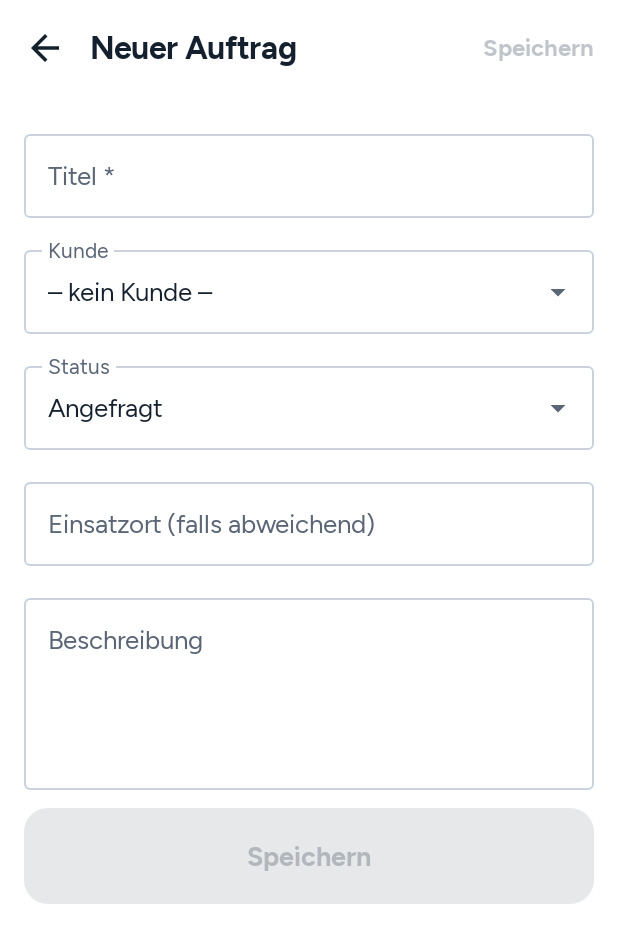
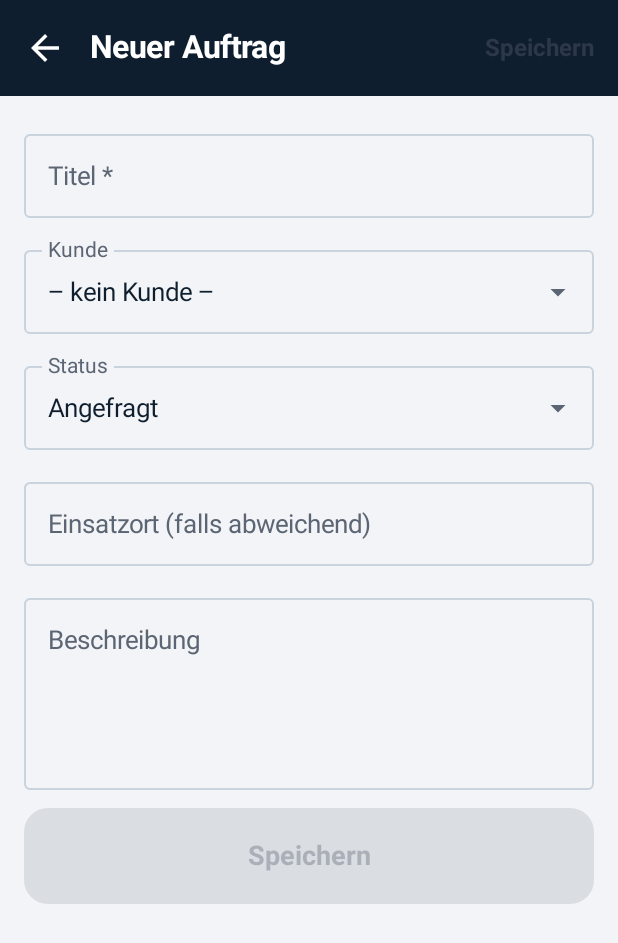
Before and after one commit to jdf1976/fluck_dienstleistung, an Android app built with Jetpack Compose: the screen it shows after launch (MainActivity), after a tap on "Neuer Auftrag", on a phone screen of 412 x 824 dp. Shown: the top 943 px of the screen. Run offline under Robolectric (Android 15) with nearby library versions, the phone set to English and light mode, and no system bars; our stand-ins replace Room's generated code.

Commit message:
Design an die flucknetz-WLAN-App angeglichen
- Farben: Dunkel/Petrol/Türkis/Hellgrau statt Navy/Signalgelb
  (Hauptaktionen türkis, Kopfbereiche dunkel, weiße Karten auf hellgrau)
- Dunkler Kopfbereich (KopfBand) auf allen Hauptseiten, „Heute“ mit Logo,
  dunkle Leiste auch hinter der Statusleiste
- Systemschrift wie in der WLAN-App (Schriftgrößen bleiben groß)
- App-Symbol in der flucknetz-Familie: Haus mit türkisem Blitz auf Petrol
- Status-Farben der Aufträge bleiben unterschiedlich (gut unterscheidbar)
- Daten, Datenbank und App-ID unverändert

Co-Authored-By: Claude Opus 5.5 <noreply@anthropic.com>
Claude-Session: https://claude.ai/code/session_01JB6ik7GxnzNsYmtFpgDJE7

```diff
--- a/app/src/main/java/de/jdf/dienstleistung/MainActivity.kt
+++ b/app/src/main/java/de/jdf/dienstleistung/MainActivity.kt
@@ -7,6 +7,14 @@ import android.os.Bundle
 import androidx.activity.ComponentActivity
 import androidx.activity.compose.rememberLauncherForActivityResult
 import androidx.activity.compose.setContent
+import androidx.compose.foundation.background
+import androidx.compose.foundation.layout.Box
+import androidx.compose.foundation.layout.WindowInsets
+import androidx.compose.foundation.layout.fillMaxSize
+import androidx.compose.foundation.layout.fillMaxWidth
+import androidx.compose.foundation.layout.statusBars
+import androidx.compose.foundation.layout.windowInsetsTopHeight
+import de.jdf.dienstleistung.ui.Dunkel
 import androidx.activity.enableEdgeToEdge
 import androidx.activity.result.contract.ActivityResultContracts
 import androidx.compose.foundation.layout.Column
@@ -79,11 +87,17 @@ class MainActivity : ComponentActivity() {
             val view = LocalView.current
             SideEffect {
                 WindowCompat.getInsetsController(window, view).apply {
-                    isAppearanceLightStatusBars = !dark
+                    isAppearanceLightStatusBars = false // Kopfbereich ist immer dunkel
                     isAppearanceLightNavigationBars = !dark
                 }
             }
-            AppTheme(dark) { AppNav() }
+            AppTheme(dark) {
+                Box(Modifier.fillMaxSize()) {
+                    AppNav()
+                    // Statusleiste dunkel hinterlegen – passt zum dunklen Kopfbereich (flucknetz-Design)
+                    Box(Modifier.fillMaxWidth().windowInsetsTopHeight(WindowInsets.statusBars).background(Dunkel))
+                }
+            }
         }
     }
 }
@@ -130,7 +144,7 @@ private fun AppNav() {
                     MiniTimerBar(timer, onOpen = { nav.switchTab(Tab.TODAY.route) }, onStop = timerActions.stop)
                 }
                 HorizontalDivider(color = MaterialTheme.colorScheme.outlineVariant)
-                NavigationBar(containerColor = MaterialTheme.colorScheme.background, tonalElevation = 0.dp) {
+                NavigationBar(containerColor = MaterialTheme.colorScheme.surfaceContainerLowest, tonalElevation = 0.dp) {
                     Tab.entries.forEach { tab ->
                         NavigationBarItem(
                             selected = route == tab.route,
--- a/app/src/main/java/de/jdf/dienstleistung/ui/Common.kt
+++ b/app/src/main/java/de/jdf/dienstleistung/ui/Common.kt
@@ -68,54 +68,49 @@ import java.time.ZoneId
 import java.time.format.DateTimeFormatter
 import java.util.Locale
 
-// ---- Farben (siehe Gestaltungsregeln) ----
+// ---- Farben: flucknetz-Design (wie die WLAN-Protokoll-App) ----
 
-val Navy = Color(0xFF1B3352)
-val SignalYellow = Color(0xFFF5B400)
+val Dunkel = Color(0xFF0F1E2E)
+val Petrol = Color(0xFF0E5A8A)
+val Tuerkis = Color(0xFF2EC4B6)
+val AufTuerkis = Color(0xFF06312D)
+val Hellgrau = Color(0xFFF2F4F7)
 
-/** Variante C hell: weiß, feine Linien, Farbe nur für Status und Hauptaktion. */
+/** Hell: hellgrauer Grund, weiße Karten, Petrol für Struktur, Türkis für die Hauptaktion. */
 private val LightColors = lightColorScheme(
-    primary = Navy, onPrimary = Color.White,
-    primaryContainer = Color(0xFFDCE6F2), onPrimaryContainer = Navy,
-    secondary = SignalYellow, onSecondary = Navy,
-    secondaryContainer = Color(0xFFFFE8B3), onSecondaryContainer = Navy,
-    tertiary = SignalYellow, onTertiary = Navy,
-    background = Color.White, onBackground = Color(0xFF14202E),
-    surface = Color.White, onSurface = Color(0xFF14202E),
-    surfaceVariant = Color(0xFFEEF1F5), onSurfaceVariant = Color(0xFF5A6676),
-    surfaceContainerLowest = Color.White, surfaceContainerLow = Color(0xFFF7F8FA),
-    surfaceContainer = Color(0xFFF3F5F8), surfaceContainerHigh = Color.White, surfaceContainerHighest = Color(0xFFEEF1F5),
-    outline = Color(0xFFC9D2DD), outlineVariant = Color(0xFFE6EAEF),
+    primary = Petrol, onPrimary = Color.White,
+    primaryContainer = Color(0xFFD6E6F2), onPrimaryContainer = Dunkel,
+    secondary = Tuerkis, onSecondary = AufTuerkis,
+    secondaryContainer = Color(0xFFC8F0EC), onSecondaryContainer = AufTuerkis,
+    tertiary = Tuerkis, onTertiary = AufTuerkis,
+    background = Hellgrau, onBackground = Dunkel,
+    surface = Hellgrau, onSurface = Dunkel,
+    surfaceVariant = Color(0xFFE4E8EE), onSurfaceVariant = Color(0xFF5B6573),
+    surfaceContainerLowest = Color.White, surfaceContainerLow = Color.White,
+    surfaceContainer = Color.White, surfaceContainerHigh = Color.White, surfaceContainerHighest = Color(0xFFE4E8EE),
+    outline = Color(0xFFC9D2DD), outlineVariant = Color(0xFFDDE2E8),
 )
 
-/** Variante C dunkel: Nachtblau-Schwarz, gelbe Akzente. */
+/** Dunkel: flucknetz-Nachtblau, türkise Akzente. */
 private val DarkColors = darkColorScheme(
-    primary = Color(0xFF9CC3F5), onPrimary = Color(0xFF0F151C),
-    primaryContainer = Navy, onPrimaryContainer = Color.White,
-    secondary = SignalYellow, onSecondary = Navy,
-    secondaryContainer = Color(0xFF3D2E00), onSecondaryContainer = Color(0xFFFFE08A),
-    tertiary = SignalYellow, onTertiary = Navy,
-    background = Color(0xFF0F151C), onBackground = Color(0xFFEEF2F7),
-    surface = Color(0xFF0F151C), onSurface = Color(0xFFEEF2F7),
-    surfaceVariant = Color(0xFF202B38), onSurfaceVariant = Color(0xFF9AA8B8),
-    surfaceContainerLowest = Color(0xFF161E28), surfaceContainerLow = Color(0xFF161E28),
-    surfaceContainer = Color(0xFF1A2430), surfaceContainerHigh = Color(0xFF1A2430), surfaceContainerHighest = Color(0xFF202B38),
+    primary = Color(0xFF5FA8D8), onPrimary = Dunkel,
+    primaryContainer = Petrol, onPrimaryContainer = Color.White,
+    secondary = Tuerkis, onSecondary = AufTuerkis,
+    secondaryContainer = Color(0xFF0E3330), onSecondaryContainer = Color(0xFF9FE8E0),
+    tertiary = Tuerkis, onTertiary = AufTuerkis,
+    background = Dunkel, onBackground = Color(0xFFEEF2F7),
+    surface = Dunkel, onSurface = Color(0xFFEEF2F7),
+    surfaceVariant = Color(0xFF203549), onSurfaceVariant = Color(0xFF9AA8B8),
+    surfaceContainerLowest = Color(0xFF17293C), surfaceContainerLow = Color(0xFF17293C),
+    surfaceContainer = Color(0xFF17293C), surfaceContainerHigh = Color(0xFF17293C), surfaceContainerHighest = Color(0xFF203549),
     outline = Color(0xFF3A4859), outlineVariant = Color(0xFF243140),
 )
 
 /** true, wenn gerade das dunkle Design aktiv ist (manuell oder per System). */
 val LocalIsDark = staticCompositionLocalOf { false }
 
-private val Figtree = FontFamily(
-    Font(R.font.figtree_regular, FontWeight.Normal),
-    Font(R.font.figtree_medium, FontWeight.Medium),
-    Font(R.font.figtree_semibold, FontWeight.SemiBold),
-    Font(R.font.figtree_bold, FontWeight.Bold),
-    Font(R.font.figtree_extrabold, FontWeight.ExtraBold),
-)
-
 private fun style(size: Int, weight: FontWeight, line: Int = (size * 1.3).toInt()) =
-    TextStyle(fontFamily = Figtree, fontSize = size.sp, fontWeight = weight, lineHeight = line.sp)
+    TextStyle(fontFamily = FontFamily.Default, fontSize = size.sp, fontWeight = weight, lineHeight = line.sp)
 
 /** Größere Schrift als Android-Standard: draußen und mit Abstand gut lesbar. */
 private val AppTypography = Typography(
@@ -161,25 +156,48 @@ fun BackTopBar(title: String, onBack: () -> Unit, actions: @Composable () -> Uni
             }
         },
         actions = { actions() },
-        colors = TopAppBarDefaults.topAppBarColors(containerColor = MaterialTheme.colorScheme.background),
+        colors = TopAppBarDefaults.topAppBarColors(
+            containerColor = Dunkel, titleContentColor = Color.White,
+            navigationIconContentColor = Color.White, actionIconContentColor = Color.White,
+        ),
     )
 }
 
-/** Großer Seitentitel wie im Entwurf. */
+/**
+ * Dunkler Kopfbereich wie in der WLAN-Protokoll-App: Unterzeile türkis, Titel weiß,
+ * optional mit flucknetz-Logo und Inhalt rechts (z. B. „+“-Knopf).
+ */
 @Composable
-fun PageTitle(title: String, subtitle: String? = null, trailing: @Composable () -> Unit = {}) {
-    Row(
-        Modifier.fillMaxWidth().padding(start = 20.dp, end = 20.dp, top = 20.dp, bottom = 8.dp),
-        verticalAlignment = Alignment.CenterVertically,
-    ) {
-        Column(Modifier.weight(1f)) {
-            if (subtitle != null) Text(subtitle, style = MaterialTheme.typography.bodyMedium,
-                color = MaterialTheme.colorScheme.onSurfaceVariant)
-            Text(title, style = MaterialTheme.typography.headlineLarge)
+fun KopfBand(
+    title: String,
+    subtitle: String? = null,
+    logo: Boolean = false,
+    trailing: @Composable () -> Unit = {},
+) {
+    Surface(color = Dunkel, contentColor = Color.White, modifier = Modifier.fillMaxWidth()) {
+        Row(
+            Modifier.fillMaxWidth().padding(start = 20.dp, end = 16.dp, top = 14.dp, bottom = 16.dp),
+            verticalAlignment = Alignment.CenterVertically,
+        ) {
+            if (logo) {
+                androidx.compose.foundation.Image(
+                    androidx.compose.ui.res.painterResource(R.drawable.logo), null, Modifier.size(44.dp),
+                )
+                androidx.compose.foundation.layout.Spacer(Modifier.size(12.dp))
+            }
+            Column(Modifier.weight(1f)) {
+                if (subtitle != null) Text(subtitle, style = MaterialTheme.typography.labelMedium, color = Tuerkis)
+                Text(title, style = MaterialTheme.typography.headlineLarge, color = Color.White)
+            }
+            trailing()
         }
-        trailing()
     }
 }
+
+/** Großer Seitentitel – jetzt als dunkler Kopfbereich. */
+@Composable
+fun PageTitle(title: String, subtitle: String? = null, trailing: @Composable () -> Unit = {}) =
+    KopfBand(title, subtitle, logo = false, trailing = trailing)
 
 /** Weiße Karte mit feinem Rand. */
 @Composable
@@ -216,7 +234,7 @@ fun BigButton(
     val m = modifier.height(height)
     when (style) {
         BtnStyle.Primary -> Button(onClick, m, enabled, shape,
-            ButtonDefaults.buttonColors(containerColor = SignalYellow, contentColor = Navy)) { content() }
+            ButtonDefaults.buttonColors(containerColor = Tuerkis, contentColor = AufTuerkis)) { content() }
         BtnStyle.Dark -> Button(onClick, m, enabled, shape,
             ButtonDefaults.buttonColors(containerColor = MaterialTheme.colorScheme.primary,
                 contentColor = MaterialTheme.colorScheme.onPrimary)) { content() }
@@ -256,7 +274,7 @@ fun statusLook(s: JobStatus): StatusLook {
             else StatusLook(Color(0xFF3E4753), Color(0xFFE6EAEF), Icons.Default.Inbox)
         JobStatus.PLANNED -> if (dark) StatusLook(Color(0xFF8EC1FF), Color(0xFF13325A), Icons.Default.Event)
             else StatusLook(Color(0xFF0B4F9C), Color(0xFFDCEBFF), Icons.Default.Event)
-        JobStatus.IN_PROGRESS -> if (dark) StatusLook(SignalYellow, Color(0xFF3D2E00), Icons.Default.Bolt)
+        JobStatus.IN_PROGRESS -> if (dark) StatusLook(Color(0xFFF5B400), Color(0xFF3D2E00), Icons.Default.Bolt)
             else StatusLook(Color(0xFF7A4A00), Color(0xFFFFE8B3), Icons.Default.Bolt)
         JobStatus.DONE -> if (dark) StatusLook(Color(0xFF7FD99A), Color(0xFF143D24), Icons.Default.Check)
             else StatusLook(Color(0xFF17602F), Color(0xFFD7F2DF), Icons.Default.Check)
@@ -293,7 +311,7 @@ fun StatTile(label: String, value: String, modifier: Modifier = Modifier, onClic
 
 @Composable
 fun LiveDot(modifier: Modifier = Modifier) {
-    Box(modifier.size(10.dp).background(SignalYellow, RoundedCornerShape(50)))
+    Box(modifier.size(10.dp).background(Tuerkis, RoundedCornerShape(50)))
 }
 
 // ---- Listen-Bausteine (Variante C) ----
--- a/app/src/main/java/de/jdf/dienstleistung/ui/CustomerScreens.kt
+++ b/app/src/main/java/de/jdf/dienstleistung/ui/CustomerScreens.kt
@@ -75,7 +75,7 @@ fun CustomerListScreen(onOpen: (Long) -> Unit, onNew: () -> Unit) {
                 androidx.compose.material3.FilledIconButton(
                     onClick = onNew, modifier = Modifier.size(56.dp),
                     shape = androidx.compose.foundation.shape.RoundedCornerShape(18.dp),
-                    colors = androidx.compose.material3.IconButtonDefaults.filledIconButtonColors(containerColor = SignalYellow, contentColor = Navy),
+                    colors = androidx.compose.material3.IconButtonDefaults.filledIconButtonColors(containerColor = Tuerkis, contentColor = AufTuerkis),
                 ) { Icon(Icons.Default.Add, "Neuer Kunde", Modifier.size(30.dp)) }
             }
             SearchField(query, { query = it }, "Name, Ort, Telefon …")
@@ -131,7 +131,7 @@ fun CustomerDetailScreen(
                 onClick = { onNewJob(customerId) },
                 icon = { Icon(Icons.Default.Add, null) },
                 text = { Text("Auftrag", style = MaterialTheme.typography.labelLarge) },
-                containerColor = SignalYellow, contentColor = Navy,
+                containerColor = Tuerkis, contentColor = AufTuerkis,
             )
         },
     ) { pad ->
--- a/app/src/main/java/de/jdf/dienstleistung/ui/JobDetailScreen.kt
+++ b/app/src/main/java/de/jdf/dienstleistung/ui/JobDetailScreen.kt
@@ -130,7 +130,7 @@ fun JobDetailScreen(
                     Button(
                         onClick = { if (timerHere) timerActions.stop() else timerActions.start(jobId) },
                         modifier = Modifier.weight(1f).height(60.dp), shape = RoundedCornerShape(16.dp),
-                        colors = ButtonDefaults.buttonColors(containerColor = SignalYellow, contentColor = Navy),
+                        colors = ButtonDefaults.buttonColors(containerColor = Tuerkis, contentColor = AufTuerkis),
                     ) {
                         Icon(if (timerHere) Icons.Default.Stop else Icons.Default.PlayArrow, null)
                         Text(
@@ -329,12 +329,12 @@ private fun SectionHeader(title: String, action: String, onAction: () -> Unit) {
 private fun NoteCard(n: Note, onClick: () -> Unit) {
     val dark = LocalIsDark.current
     Surface(onClick = onClick, shape = RoundedCornerShape(16.dp),
-        color = if (dark) Color(0xFF2A2410) else Color(0xFFFFF8E1),
+        color = if (dark) Color(0xFF0E3330) else Color(0xFFE2F7F5),
         contentColor = MaterialTheme.colorScheme.onSurface,
         modifier = Modifier.fillMaxWidth()) {
         Column(Modifier.padding(horizontal = 16.dp, vertical = 14.dp), verticalArrangement = Arrangement.spacedBy(4.dp)) {
             Text(formatMillis(n.createdAt), style = MaterialTheme.typography.labelSmall,
-                color = if (dark) SignalYellow else Color(0xFF6B5300))
+                color = if (dark) Tuerkis else Color(0xFF0A7C72))
             Text(n.text, style = MaterialTheme.typography.bodyLarge)
         }
     }
--- a/app/src/main/java/de/jdf/dienstleistung/ui/MaterialQuickCount.kt
+++ b/app/src/main/java/de/jdf/dienstleistung/ui/MaterialQuickCount.kt
@@ -247,8 +247,8 @@ private fun CountRow(name: String, count: Int, onPlus: () -> Unit, onMinus: () -
     val active = count > 0
     val dark = LocalIsDark.current
     Column(Modifier.fillMaxWidth().background(
-        if (!active) MaterialTheme.colorScheme.background else if (dark) androidx.compose.ui.graphics.Color(0xFF2A2410)
-        else androidx.compose.ui.graphics.Color(0xFFFFF8E1))) {
+        if (!active) MaterialTheme.colorScheme.background else if (dark) androidx.compose.ui.graphics.Color(0xFF0E3330)
+        else androidx.compose.ui.graphics.Color(0xFFE2F7F5))) {
         Row(Modifier.fillMaxWidth().height(68.dp).padding(start = 20.dp, end = 12.dp),
             verticalAlignment = Alignment.CenterVertically, horizontalArrangement = Arrangement.spacedBy(8.dp)) {
             Text(
@@ -272,7 +272,7 @@ private fun CountRow(name: String, count: Int, onPlus: () -> Unit, onMinus: () -
             )
             Surface(
                 onClick = onPlus, modifier = Modifier.size(56.dp), shape = RoundedCornerShape(14.dp),
-                color = Navy, contentColor = SignalYellow,
+                color = Dunkel, contentColor = Tuerkis,
             ) {
                 Box(contentAlignment = Alignment.Center) { Icon(Icons.Default.Add, "$name eins mehr", Modifier.size(30.dp)) }
             }
--- a/app/src/main/java/de/jdf/dienstleistung/ui/SettingsScreen.kt
+++ b/app/src/main/java/de/jdf/dienstleistung/ui/SettingsScreen.kt
@@ -66,11 +66,12 @@ fun SettingsScreen() {
     }
 
     Scaffold { pad ->
+        Column(Modifier.padding(pad)) {
+        PageTitle("Mehr")
         Column(
-            Modifier.padding(pad).verticalScroll(rememberScrollState()).padding(horizontal = 20.dp),
+            Modifier.verticalScroll(rememberScrollState()).padding(horizontal = 20.dp).padding(top = 16.dp),
             verticalArrangement = Arrangement.spacedBy(12.dp),
         ) {
-            Column(Modifier.padding(top = 20.dp)) { Text("Mehr", style = MaterialTheme.typography.headlineLarge) }
 
             Text("Darstellung", style = MaterialTheme.typography.titleLarge)
             ThemeSwitch()
@@ -95,6 +96,7 @@ fun SettingsScreen() {
             Text("Info", style = MaterialTheme.typography.titleLarge, modifier = Modifier.padding(top = 16.dp))
             Text("Version ${BuildConfigInfo.versionName(ctx)}", style = MaterialTheme.typography.bodyMedium)
             Text("Alle Daten liegen nur lokal auf diesem Gerät. Regelmäßig sichern!", style = MaterialTheme.typography.bodySmall)
+        }
         }
     }
 
--- a/app/src/main/java/de/jdf/dienstleistung/ui/TimerUi.kt
+++ b/app/src/main/java/de/jdf/dienstleistung/ui/TimerUi.kt
@@ -100,7 +100,7 @@ fun rememberTimerActions(): TimerActions {
 @Composable
 fun MiniTimerBar(timer: RunningTimer, onOpen: () -> Unit, onStop: () -> Unit) {
     val now = rememberNow(true)
-    Surface(color = Navy, contentColor = Color.White) {
+    Surface(color = Dunkel, contentColor = Color.White) {
         Row(Modifier.fillMaxWidth().padding(start = 16.dp, end = 8.dp, top = 8.dp, bottom = 8.dp),
             verticalAlignment = Alignment.CenterVertically, horizontalArrangement = Arrangement.spacedBy(12.dp)) {
             LiveDot()
@@ -110,7 +110,7 @@ fun MiniTimerBar(timer: RunningTimer, onOpen: () -> Unit, onStop: () -> Unit) {
                 Text(formatStopwatch((now - timer.startedAt) / 1000), style = MaterialTheme.typography.titleLarge)
             }
             Button(onClick = onStop, modifier = Modifier.height(48.dp), shape = RoundedCornerShape(14.dp),
-                colors = ButtonDefaults.buttonColors(containerColor = Color.White, contentColor = Navy)) {
+                colors = ButtonDefaults.buttonColors(containerColor = Color.White, contentColor = Dunkel)) {
                 Icon(Icons.Default.Stop, null); Text(" Stopp", style = MaterialTheme.typography.labelLarge)
             }
         }
@@ -144,7 +144,7 @@ fun JobPickerSheet(jobs: List<JobListItem>, onPick: (Long) -> Unit, onDismiss: (
                             Text(item.customerName ?: "ohne Kunde", style = MaterialTheme.typography.bodyMedium,
                                 color = MaterialTheme.colorScheme.onSurfaceVariant)
                         }
-                        Surface(shape = RoundedCornerShape(14.dp), color = SignalYellow, contentColor = Navy,
+                        Surface(shape = RoundedCornerShape(14.dp), color = Tuerkis, contentColor = AufTuerkis,
                             modifier = Modifier.size(48.dp)) {
                             Icon(Icons.Default.PlayArrow, "Starten", Modifier.padding(10.dp))
                         }
--- a/app/src/main/java/de/jdf/dienstleistung/ui/TodayScreen.kt
+++ b/app/src/main/java/de/jdf/dienstleistung/ui/TodayScreen.kt
@@ -1,5 +1,6 @@
 package de.jdf.dienstleistung.ui
 
+import androidx.compose.foundation.layout.Spacer
 import androidx.compose.foundation.layout.Arrangement
 import androidx.compose.foundation.layout.Column
 import androidx.compose.foundation.layout.PaddingValues
@@ -70,7 +71,7 @@ fun TodayScreen(onOpenJob: (Long) -> Unit, onShowJobs: () -> Unit, onNewJob: ()
 
     Scaffold(
         floatingActionButton = {
-            FloatingActionButton(onClick = onNewJob, containerColor = SignalYellow, contentColor = Navy,
+            FloatingActionButton(onClick = onNewJob, containerColor = Tuerkis, contentColor = AufTuerkis,
                 shape = RoundedCornerShape(20.dp), modifier = Modifier.size(64.dp)) {
                 Icon(Icons.Default.Add, "Neuer Auftrag", Modifier.size(30.dp))
             }
@@ -78,21 +79,18 @@ fun TodayScreen(onOpenJob: (Long) -> Unit, onShowJobs: () -> Unit, onNewJob: ()
     ) { pad ->
         LazyColumn(Modifier.padding(pad), contentPadding = PaddingValues(bottom = 96.dp)) {
             item {
-                Row(Modifier.fillMaxWidth().padding(start = 20.dp, end = 20.dp, top = 20.dp, bottom = 10.dp),
-                    verticalAlignment = Alignment.Bottom) {
-                    Column(Modifier.weight(1f)) {
-                        Text(
-                            today.format(DateTimeFormatter.ofPattern("EE, d. MMM", Locale.GERMAN)) +
-                                " · KW ${today.get(IsoFields.WEEK_OF_WEEK_BASED_YEAR)}",
-                            style = MaterialTheme.typography.labelMedium, color = MaterialTheme.colorScheme.onSurfaceVariant,
-                        )
-                        Text("Heute", style = MaterialTheme.typography.headlineLarge)
-                    }
+                KopfBand(
+                    title = "Heute",
+                    subtitle = today.format(DateTimeFormatter.ofPattern("EE, d. MMM", Locale.GERMAN)) +
+                        " · KW ${today.get(IsoFields.WEEK_OF_WEEK_BASED_YEAR)}",
+                    logo = true,
+                ) {
                     Column(horizontalAlignment = Alignment.End) {
-                        Text(formatDuration(weekMinutes), style = MaterialTheme.typography.titleLarge)
-                        Text("diese Woche", style = MaterialTheme.typography.labelSmall, color = MaterialTheme.colorScheme.onSurfaceVariant)
+                        Text(formatDuration(weekMinutes), style = MaterialTheme.typography.titleLarge, color = Color.White)
+                        Text("diese Woche", style = MaterialTheme.typography.labelSmall, color = Tuerkis)
                     }
                 }
+                Spacer(Modifier.height(10.dp))
             }
 
             item {
@@ -132,7 +130,7 @@ fun TodayScreen(onOpenJob: (Long) -> Unit, onShowJobs: () -> Unit, onNewJob: ()
 private fun TimerStrip(title: String, startedAt: Long, onOpen: () -> Unit, onStop: () -> Unit) {
     val now = rememberNow(true)
     Surface(
-        onClick = onOpen, shape = RoundedCornerShape(18.dp), color = Navy, contentColor = Color.White,
+        onClick = onOpen, shape = RoundedCornerShape(18.dp), color = Dunkel, contentColor = Color.White,
         modifier = Modifier.fillMaxWidth().padding(horizontal = 14.dp, vertical = 4.dp),
     ) {
         Row(Modifier.padding(start = 18.dp, end = 10.dp, top = 10.dp, bottom = 10.dp),
@@ -144,7 +142,7 @@ private fun TimerStrip(title: String, startedAt: Long, onOpen: () -> Unit, onSto
                 Text(formatStopwatch((now - startedAt) / 1000), style = MaterialTheme.typography.headlineMedium)
             }
             Button(onClick = onStop, modifier = Modifier.height(56.dp), shape = RoundedCornerShape(14.dp),
-                colors = ButtonDefaults.buttonColors(containerColor = SignalYellow, contentColor = Navy)) {
+                colors = ButtonDefaults.buttonColors(containerColor = Tuerkis, contentColor = AufTuerkis)) {
                 Icon(Icons.Default.Stop, null); Text(" Stopp", style = MaterialTheme.typography.titleSmall)
             }
         }
@@ -166,7 +164,7 @@ private fun IdleStrip(suggested: JobListItem, onStart: () -> Unit, onOther: () -
                     Text(suggested.job.title, style = MaterialTheme.typography.titleMedium, maxLines = 2, overflow = TextOverflow.Ellipsis)
                 }
                 Button(onClick = onStart, modifier = Modifier.height(56.dp), shape = RoundedCornerShape(14.dp),
-                    colors = ButtonDefaults.buttonColors(containerColor = SignalYellow, contentColor = Navy)) {
+                    colors = ButtonDefaults.buttonColors(containerColor = Tuerkis, contentColor = AufTuerkis)) {
                     Icon(Icons.Default.PlayArrow, null); Text(" Start", style = MaterialTheme.typography.titleSmall)
                 }
             }
--- /dev/null
+++ b/app/src/main/res/drawable/logo.xml
@@ -0,0 +1,11 @@
+<vector xmlns:android="http://schemas.android.com/apk/res/android"
+    android:width="40dp" android:height="40dp"
+    android:viewportWidth="120" android:viewportHeight="120">
+    <path android:fillColor="#0E5A8A"
+        android:pathData="M26,0 H94 A26,26 0 0 1 120,26 V94 A26,26 0 0 1 94,120 H26 A26,26 0 0 1 0,94 V26 A26,26 0 0 1 26,0 Z" />
+    <path android:strokeColor="#FFFFFF" android:strokeWidth="7" android:strokeLineJoin="round"
+        android:pathData="M24,58 L60,26 L96,58 V98 H24 Z" />
+    <path android:fillColor="#2EC4B6" android:pathData="M40,58 H80 V82 H69 V90 H51 V82 H40 Z" />
+    <path android:strokeColor="#0E5A8A" android:strokeWidth="2"
+        android:pathData="M45,60V69M49.3,60V69M53.6,60V69M57.9,60V69M62.1,60V69M66.4,60V69M70.7,60V69M75,60V69" />
+</vector>
--- a/app/src/main/res/values/colors.xml
+++ b/app/src/main/res/values/colors.xml
@@ -1,3 +1,3 @@
 <resources>
-    <color name="ic_background">#1E3A5F</color>
+    <color name="ic_background">#0E5A8A</color>
 </resources>
```
Also changed, not shown: app/src/main/java/de/jdf/dienstleistung/ui/JobListScreen.kt (+4 -4 lines), app/src/main/res/drawable/ic_launcher_foreground.xml (+8 -4 lines), app/src/main/res/font/figtree_bold.ttf (deleted), app/src/main/res/font/figtree_extrabold.ttf (deleted), app/src/main/res/font/figtree_medium.ttf (deleted), app/src/main/res/font/figtree_regular.ttf (deleted), app/src/main/res/font/figtree_semibold.ttf (deleted), 1 other file.
